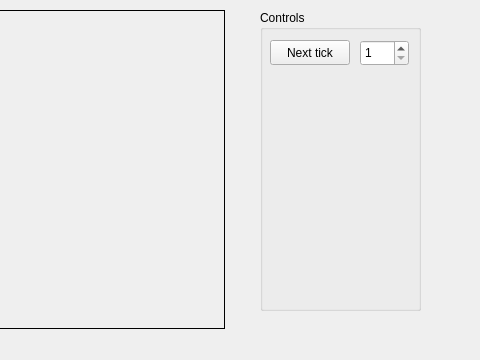
Above: mainwindow.ui from EVE-Team/simulation before the change; both pictures show x 270 to 750 and y 0 to 360 of the 750 by 360 pixel window. Below: the same form after it.
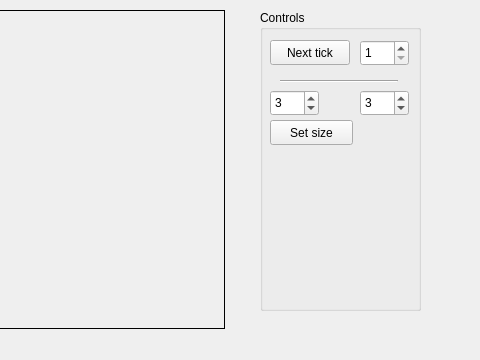
That is the form after the change.

Commit message: Ability to resize the world

```diff
--- a/mainwindow.ui
+++ b/mainwindow.ui
@@ -80,6 +80,70 @@
       <number>1000</number>
      </property>
     </widget>
+    <widget class="Line" name="line">
+     <property name="geometry">
+      <rect>
+       <x>20</x>
+       <y>70</y>
+       <width>118</width>
+       <height>3</height>
+      </rect>
+     </property>
+     <property name="orientation">
+      <enum>Qt::Horizontal</enum>
+     </property>
+    </widget>
+    <widget class="QSpinBox" name="spnWidth">
+     <property name="geometry">
+      <rect>
+       <x>10</x>
+       <y>80</y>
+       <width>49</width>
+       <height>26</height>
+      </rect>
+     </property>
+     <property name="minimum">
+      <number>1</number>
+     </property>
+     <property name="maximum">
+      <number>500</number>
+     </property>
+     <property name="value">
+      <number>3</number>
+     </property>
+    </widget>
+    <widget class="QSpinBox" name="spnHeight">
+     <property name="geometry">
+      <rect>
+       <x>100</x>
+       <y>80</y>
+       <width>49</width>
+       <height>26</height>
+      </rect>
+     </property>
+     <property name="minimum">
+      <number>1</number>
+     </property>
+     <property name="maximum">
+      <number>500</number>
+     </property>
+     <property name="value">
+      <number>3</number>
+     </property>
+    </widget>
+    <widget class="QPushButton" name="btnResize">
+     <property name="geometry">
+      <rect>
+       <x>10</x>
+       <y>110</y>
+       <width>83</width>
+       <height>25</height>
+      </rect>
+     </property>
+     <property name="text">
+      <string>Set size</string>
+     </property>
+    </widget>
    </widget>
   </widget>
  </widget>
```
The commit also changes 4 other files.
